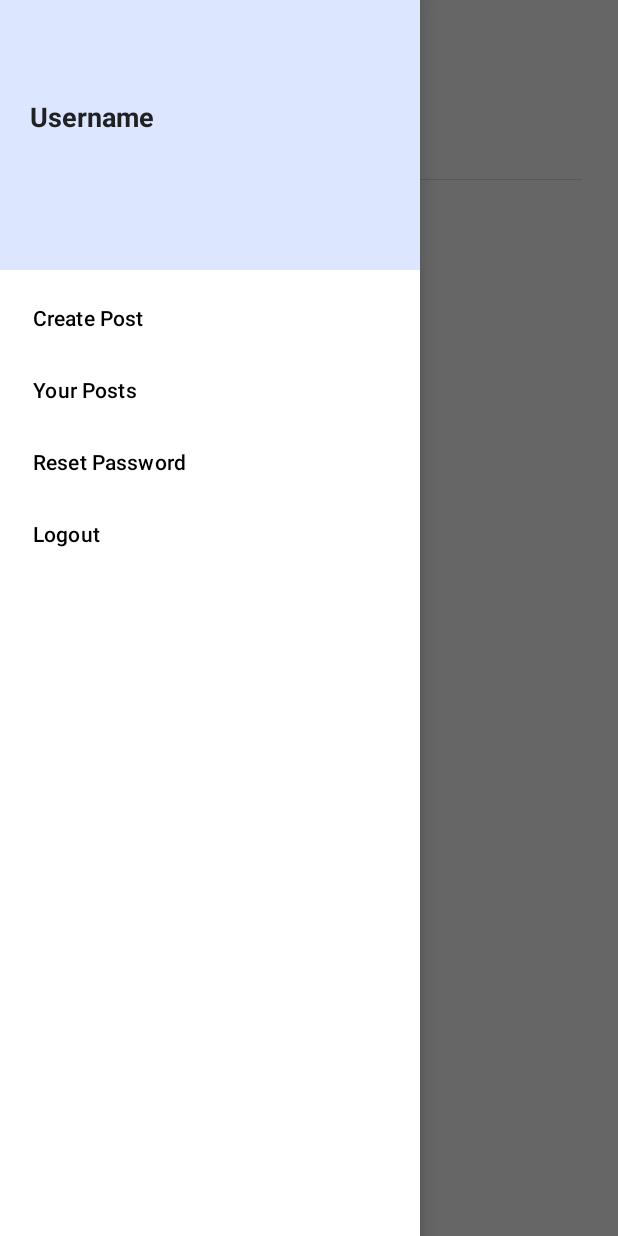
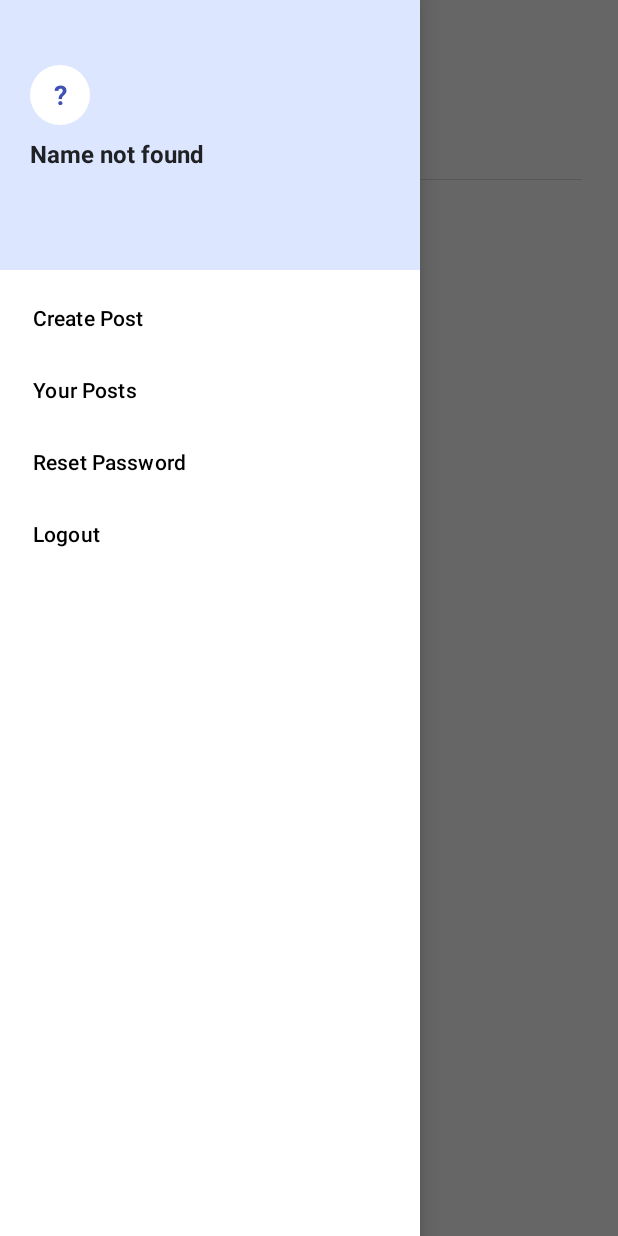
Before and after one commit to farzanaaktherfam/LostandFoundCommunity, an Android app built with Jetpack Compose: the screen it shows after launch once a user with an empty profile is signed in (FeedActivity), with the side drawer open, on a phone screen of 412 x 824 dp. Run offline under Robolectric (Android 15) with nearby library versions, the phone set to English and light mode, and no system bars; our stand-ins replace Firebase (no records; nobody signed in at launch, a user with empty details on screens opened directly); pictures from the network do not load.

Commit message:
lost and found

```diff
--- a/app/src/main/AndroidManifest.xml
+++ b/app/src/main/AndroidManifest.xml
@@ -38,6 +38,10 @@
         <activity
             android:name=".YourPostsActivity"
             android:exported="false" />
+
+        <activity
+            android:name=".ResetPasswordActivity"
+            android:exported="false" />
     </application>
 
 </manifest>
--- a/app/src/main/java/com/example/lostandfoundcommunity/FeedActivity.kt
+++ b/app/src/main/java/com/example/lostandfoundcommunity/FeedActivity.kt
@@ -1,4 +1,6 @@
+
 package com.example.lostandfoundcommunity
+
 import android.content.Intent
 import android.os.Bundle
 import android.widget.ImageButton
@@ -31,39 +33,43 @@ class FeedActivity : AppCompatActivity() {
         super.onCreate(savedInstanceState)
         setContentView(R.layout.activity_feed)
 
-        // Initialize views
         drawerLayout = findViewById(R.id.main)
         menuButton = findViewById(R.id.menuButton)
         navigationView = findViewById(R.id.navigationView)
         searchView = findViewById(R.id.searchView)
         recyclerView = findViewById(R.id.recyclerView)
 
-        // Menu Button Click
+        // Open Navigation Drawer
         menuButton.setOnClickListener {
             drawerLayout.openDrawer(GravityCompat.START)
         }
 
-        // Feed list
+        // RecyclerView
         recyclerView.layoutManager = LinearLayoutManager(this)
         adapter = FeedAdapter(shownPosts)
         recyclerView.adapter = adapter
 
         // Search
-        searchView.setOnQueryTextListener(object : SearchView.OnQueryTextListener {
-            override fun onQueryTextSubmit(query: String?): Boolean = false
+        searchView.setOnQueryTextListener(
+            object : SearchView.OnQueryTextListener {
+
+                override fun onQueryTextSubmit(query: String?): Boolean {
+                    applyFilter()
+                    return true
+                }
+
                 override fun onQueryTextChange(newText: String?): Boolean {
                     applyFilter()
                     return true
                 }
-        })
+            }
+        )
 
-        // Load User Information
+        // Load Data
         loadUserInfo()
-
-        // Load posts
         loadPosts()
 
-        // Navigation Menu Click
+        // Navigation Menu
         navigationView.setNavigationItemSelectedListener { item ->
 
             when (item.itemId) {
@@ -75,24 +81,29 @@ class FeedActivity : AppCompatActivity() {
                 }
 
                 R.id.yourPosts -> {
-                    startActivity(Intent(this, YourPostsActivity::class.java))
+                    startActivity(
+                        Intent(this, YourPostsActivity::class.java)
+                    )
                 }
 
+
                 R.id.resetPassword -> {
-                    Toast.makeText(
-                        this,
-                        "Reset Password",
-                        Toast.LENGTH_SHORT
-                    ).show()
+                    startActivity(
+                        Intent(this, ResetPasswordActivity::class.java)
+                    )
                 }
+
 
                 R.id.logout -> {
                     FirebaseAuth.getInstance().signOut()
 
                     val intent = Intent(this, LoginActivity::class.java)
                     intent.flags =
-                        Intent.FLAG_ACTIVITY_NEW_TASK or Intent.FLAG_ACTIVITY_CLEAR_TASK
+                        Intent.FLAG_ACTIVITY_NEW_TASK or
+                                Intent.FLAG_ACTIVITY_CLEAR_TASK
+
                     startActivity(intent)
+                    finish()
                 }
             }
 
@@ -100,9 +111,13 @@ class FeedActivity : AppCompatActivity() {
             true
         }
 
+        // Back Button
+        onBackPressedDispatcher.addCallback(
+            this,
+            object : OnBackPressedCallback(true) {
 
-        onBackPressedDispatcher.addCallback(this, object : OnBackPressedCallback(true) {
                 override fun handleOnBackPressed() {
+
                     if (drawerLayout.isDrawerOpen(GravityCompat.START)) {
                         drawerLayout.closeDrawer(GravityCompat.START)
                     } else {
@@ -110,21 +125,31 @@ class FeedActivity : AppCompatActivity() {
                         onBackPressedDispatcher.onBackPressed()
                     }
                 }
-        })
+            }
+        )
     }
 
-    // Load posts from Firebase (newest first)
+    // Load Posts from Firebase
     private fun loadPosts() {
-        FirebaseDatabase.getInstance().getReference("posts")
+
+        FirebaseDatabase.getInstance()
+            .getReference("posts")
             .addValueEventListener(object : ValueEventListener {
 
                 override fun onDataChange(snapshot: DataSnapshot) {
+
                     allPosts.clear()
+
                     for (child in snapshot.children) {
-                        val post = child.getValue(Post::class.java) ?: continue
+
+                        val post = child.getValue(Post::class.java)
+
+                        if (post != null) {
                             post.id = child.key ?: ""
                             allPosts.add(post)
                         }
+                    }
+
                     allPosts.sortByDescending { it.timestamp }
                     applyFilter()
                 }
@@ -139,22 +164,33 @@ class FeedActivity : AppCompatActivity() {
             })
     }
 
-    // Search by username (capital/small letters same)
+    // Search Posts by Username
     private fun applyFilter() {
-        val q = searchView.query.toString().trim().lowercase()
+
+        val query = searchView.query.toString()
+            .trim()
+            .lowercase()
+
         shownPosts.clear()
-        if (q.isEmpty()) {
+
+        if (query.isEmpty()) {
             shownPosts.addAll(allPosts)
         } else {
-            shownPosts.addAll(allPosts.filter { it.username.lowercase().contains(q) })
+            shownPosts.addAll(
+                allPosts.filter {
+                    it.username.lowercase().contains(query)
                 }
+            )
+        }
+
         adapter.notifyDataSetChanged()
     }
 
     // Load User Information
     private fun loadUserInfo() {
 
-        val uid = FirebaseAuth.getInstance().currentUser?.uid
+        val currentUser = FirebaseAuth.getInstance().currentUser
+        val uid = currentUser?.uid
 
         if (uid == null) {
 
@@ -166,45 +202,47 @@ class FeedActivity : AppCompatActivity() {
 
             val intent = Intent(this, LoginActivity::class.java)
             intent.flags =
-                Intent.FLAG_ACTIVITY_NEW_TASK or Intent.FLAG_ACTIVITY_CLEAR_TASK
+                Intent.FLAG_ACTIVITY_NEW_TASK or
+                        Intent.FLAG_ACTIVITY_CLEAR_TASK
+
             startActivity(intent)
+            finish()
             return
         }
 
-        val database = FirebaseDatabase.getInstance()
+        val database = FirebaseDatabase.getInstance().reference
 
-        database.getReference("users")
+        // First check users/UID
+        database.child("users")
             .child(uid)
             .addListenerForSingleValueEvent(
                 object : ValueEventListener {
 
                     override fun onDataChange(snapshot: DataSnapshot) {
 
-                        val header = navigationView.getHeaderView(0)
+                        if (snapshot.child("username").exists()) {
 
-                        val username = header.findViewById<TextView>(
-                            R.id.headerUsername
+                            showUserInfo(snapshot, currentUser.email)
+
+                        } else {
+
+                            // If not found, check UID directly
+                            database.child(uid)
+                                .addListenerForSingleValueEvent(
+                                    object : ValueEventListener {
+
+                                        override fun onDataChange(
+                                            rootSnapshot: DataSnapshot
+                                        ) {
+                                            showUserInfo(
+                                                rootSnapshot,
+                                                currentUser.email
                                             )
-
-                        val email = header.findViewById<TextView>(
-                            R.id.headerEmail
-                        )
-
-                        username.text =
-                            snapshot.child("username")
-                                .getValue(String::class.java)
-                                ?: "Username"
-
-                        email.text =
-                            snapshot.child("email")
-                                .getValue(String::class.java)
-                                ?: FirebaseAuth.getInstance()
-                                    .currentUser?.email
-                                        ?: "Email"
                                         }
 
-                    override fun onCancelled(error: DatabaseError) {
-
+                                        override fun onCancelled(
+                                            error: DatabaseError
+                                        ) {
                                             Toast.makeText(
                                                 this@FeedActivity,
                                                 error.message,
@@ -215,3 +253,57 @@ class FeedActivity : AppCompatActivity() {
                                 )
                         }
                     }
+
+                    override fun onCancelled(error: DatabaseError) {
+                        Toast.makeText(
+                            this@FeedActivity,
+                            error.message,
+                            Toast.LENGTH_SHORT
+                        ).show()
+                    }
+                }
+            )
+    }
+
+    // Show Username, Email and Profile Initial
+    private fun showUserInfo(
+        snapshot: DataSnapshot,
+        authEmail: String?
+    ) {
+
+        val header = navigationView.getHeaderView(0)
+
+        val initial = header.findViewById<TextView>(
+            R.id.headerInitial
+        )
+
+        val username = header.findViewById<TextView>(
+            R.id.headerUsername
+        )
+
+        val email = header.findViewById<TextView>(
+            R.id.headerEmail
+        )
+
+        val savedUsername =
+            snapshot.child("username")
+                .getValue(String::class.java)
+
+        val savedEmail =
+            snapshot.child("email")
+                .getValue(String::class.java)
+
+        if (!savedUsername.isNullOrBlank()) {
+
+            username.text = savedUsername
+            initial.text = savedUsername.first().uppercase()
+
+        } else {
+
+            username.text = "Name not found"
+            initial.text = "?"
+        }
+
+        email.text = savedEmail ?: authEmail ?: "Email not found"
+    }
+}
--- /dev/null
+++ b/app/src/main/res/drawable/profile_circle.xml
@@ -0,0 +1,7 @@
+
+<shape xmlns:android="http://schemas.android.com/apk/res/android"
+    android:shape="oval">
+
+    <solid android:color="#FFFFFF" />
+
+</shape>
--- a/app/src/main/res/layout/activity_login.xml
+++ b/app/src/main/res/layout/activity_login.xml
@@ -64,6 +64,7 @@
                 android:layout_width="wrap_content"
                 android:layout_height="wrap_content"
                 android:layout_weight="1"
+                android:layout_margin="15dp"
                 android:text="New Here?" />
 
             <TextView
@@ -71,6 +72,7 @@
                 android:layout_width="wrap_content"
                 android:layout_height="wrap_content"
                 android:text="Create Account"
+                android:layout_margin="15dp"
                 android:layout_weight="1" />
 
         </LinearLayout>
--- a/app/src/main/res/layout/activity_reset_password.xml
+++ b/app/src/main/res/layout/activity_reset_password.xml
@@ -21,7 +21,7 @@
     <TextView
         android:layout_width="match_parent"
         android:layout_height="wrap_content"
-        android:text="old Password"
+        android:text="Old Password"
         android:textSize="16sp"
         android:textStyle="bold"
         android:textColor="#202124"/>
--- a/app/src/main/res/layout/nav_header.xml
+++ b/app/src/main/res/layout/nav_header.xml
@@ -9,13 +9,25 @@
     android:background="#DCE6FF">
 
     <TextView
+        android:id="@+id/headerInitial"
+        android:layout_width="40dp"
+        android:layout_height="40dp"
+        android:background="@drawable/profile_circle"
+        android:gravity="center"
+        android:text="U"
+        android:textSize="18sp"
+        android:textStyle="bold"
+        android:textColor="#3F51B5" />
+
+    <TextView
         android:id="@+id/headerUsername"
         android:layout_width="wrap_content"
         android:layout_height="wrap_content"
         android:text="Username"
-        android:textSize="18sp"
+        android:textSize="16sp"
         android:textStyle="bold"
-        android:textColor="#202124" />
+        android:textColor="#202124"
+        android:layout_marginTop="8dp" />
 
     <TextView
         android:id="@+id/headerEmail"
@@ -24,6 +36,6 @@
         android:text="user@email.com"
         android:textSize="13sp"
         android:textColor="#555555"
-        android:layout_marginTop="6dp" />
+        android:layout_marginTop="4dp" />
 
 </LinearLayout>
```
Also changed, not shown: app/src/main/java/com/example/lostandfoundcommunity/CreatePostActivity.kt (+109 -24 lines), app/src/main/java/com/example/lostandfoundcommunity/ResetPasswordActivity.kt (added, +122 -0 lines), app/src/main/java/com/example/lostandfoundcommunity/post.kt (+7 -6 lines), app/src/main/res/layout/activity_create_post.xml (+25 -6 lines), app/src/main/res/layout/activity_register.xml (+17 -0 lines). Lines whose indentation alone changed are shown as unchanged.
